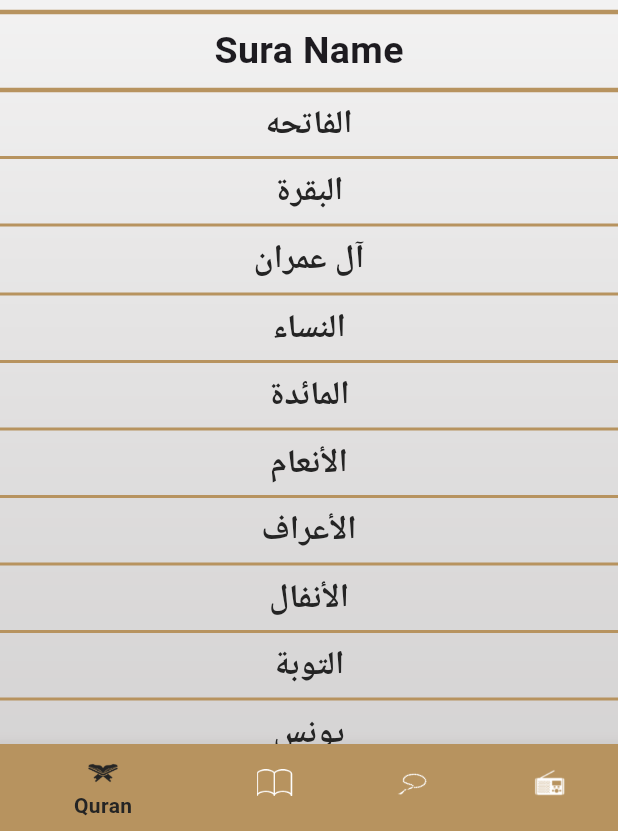
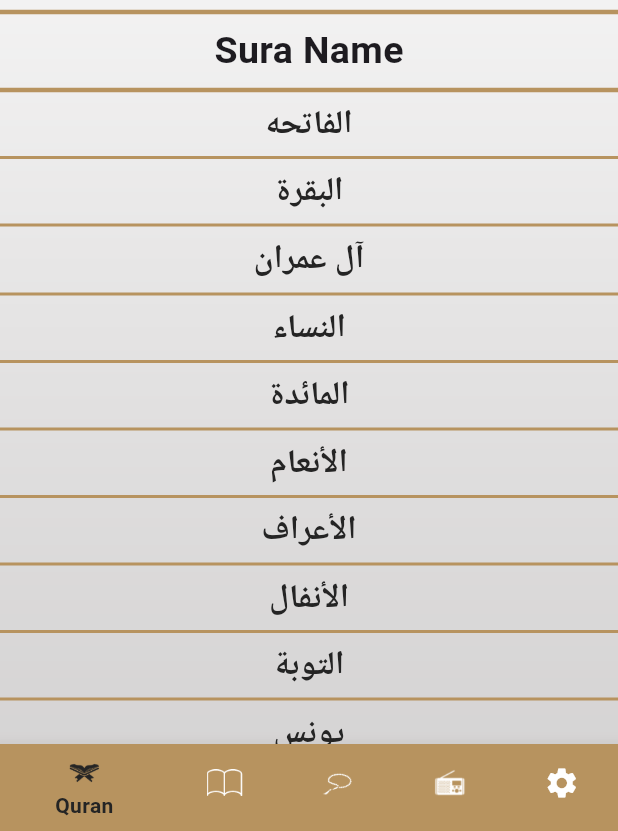
Before and after one commit to Amira-ElSafty/islami_app_fri_c11, a Flutter app: the screen it shows after launch, on a phone screen of 412 x 824 dp, the part 405-1236 px from its top. Run offline on Flutter 3.47's test engine with Material 3 defaults, Android fonts, the phone set to English and light mode, and no system bars; generated files the repository leaves out were written again.

Commit message:
finished localizations. finished themeing. finished settings tab.

```diff
--- /dev/null
+++ b/l10n.yaml
@@ -0,0 +1,3 @@
+arb-dir: lib/l10n
+template-arb-file: app_en.arb
+output-localization-file: app_localizations.dart
--- a/lib/app_colors.dart
+++ b/lib/app_colors.dart
@@ -3,5 +3,7 @@ import 'package:flutter/material.dart';
 class AppColors {
   static const Color blackColor = Color(0xff242424);
   static const Color primaryLightColor = Color(0xffB7935F);
+  static const Color primaryDarkColor = Color(0xff141A2E);
   static const Color whiteColor = Color(0xfffffffF);
+  static const Color yellowColor = Color(0xffFACC1D);
 }
--- a/lib/home/home_screen.dart
+++ b/lib/home/home_screen.dart
@@ -3,6 +3,10 @@ import 'package:flutter_app_islami_fri_c11/home/hadeth/hadeth_tab.dart';
 import 'package:flutter_app_islami_fri_c11/home/quran/quran_tab.dart';
 import 'package:flutter_app_islami_fri_c11/home/radio/radio_tab.dart';
 import 'package:flutter_app_islami_fri_c11/home/sebha/sebha_tab.dart';
+import 'package:flutter_app_islami_fri_c11/home/settings/settings_tab.dart';
+import 'package:flutter_app_islami_fri_c11/providers/app_config_provider.dart';
+import 'package:flutter_gen/gen_l10n/app_localizations.dart';
+import 'package:provider/provider.dart';
 
 class HomeScreen extends StatefulWidget {
   static const String routeName = 'home_screen';
@@ -16,18 +20,26 @@ class _HomeScreenState extends State<HomeScreen> {
 
   @override
   Widget build(BuildContext context) {
+    var provider = Provider.of<AppConfigProvider>(context);
     return Stack(
       children: [
-        Image.asset(
-          'assets/images/main_background.png',
-          width: double.infinity,
-          height: double.infinity,
-          fit: BoxFit.fill,
-        ),
+        provider.isDarkMode()
+            ? Image.asset(
+                'assets/images/main_background_dark.png',
+                width: double.infinity,
+                height: double.infinity,
+                fit: BoxFit.fill,
+              )
+            : Image.asset(
+                'assets/images/main_background.png',
+                width: double.infinity,
+                height: double.infinity,
+                fit: BoxFit.fill,
+              ),
         Scaffold(
           appBar: AppBar(
             title: Text(
-              'Islami',
+              AppLocalizations.of(context)!.app_title,
               style: Theme.of(context).textTheme.bodyLarge,
             ),
           ),
@@ -40,24 +52,27 @@ class _HomeScreenState extends State<HomeScreen> {
                   selectedIndex = index;
                   setState(() {});
                 },
-                items: const [
+                items: [
                   BottomNavigationBarItem(
                       icon: ImageIcon(
                         AssetImage('assets/images/icon_quran.png'),
                       ),
-                      label: 'Quran'),
+                      label: AppLocalizations.of(context)!.quran),
                   BottomNavigationBarItem(
                       icon: ImageIcon(
                           AssetImage('assets/images/icon_hadeth.png')),
-                      label: 'Hadeth'),
+                      label: AppLocalizations.of(context)!.hadeth),
                   BottomNavigationBarItem(
                       icon:
                           ImageIcon(AssetImage('assets/images/icon_sebha.png')),
-                      label: 'Sebha'),
+                      label: AppLocalizations.of(context)!.sebha),
                   BottomNavigationBarItem(
                       icon:
                           ImageIcon(AssetImage('assets/images/icon_radio.png')),
-                      label: 'Radio'),
+                      label: AppLocalizations.of(context)!.radio),
+                  BottomNavigationBarItem(
+                      icon: Icon(Icons.settings),
+                      label: AppLocalizations.of(context)!.settings),
                 ]),
           ),
           body: tabs[selectedIndex],
@@ -66,5 +81,11 @@ class _HomeScreenState extends State<HomeScreen> {
     );
   }
 
-  List<Widget> tabs = [QuranTab(), HadethTab(), SebhaTab(), RadioTab()];
+  List<Widget> tabs = [
+    QuranTab(),
+    HadethTab(),
+    SebhaTab(),
+    RadioTab(),
+    SettingsTab()
+  ];
 }
--- a/lib/home/quran/quran_tab.dart
+++ b/lib/home/quran/quran_tab.dart
@@ -1,6 +1,9 @@
 import 'package:flutter/material.dart';
 import 'package:flutter_app_islami_fri_c11/app_colors.dart';
 import 'package:flutter_app_islami_fri_c11/home/quran/item_sura_name.dart';
+import 'package:flutter_app_islami_fri_c11/providers/app_config_provider.dart';
+import 'package:flutter_gen/gen_l10n/app_localizations.dart';
+import 'package:provider/provider.dart';
 
 class QuranTab extends StatelessWidget {
   List<String> names = [
@@ -122,19 +125,24 @@ class QuranTab extends StatelessWidget {
 
   @override
   Widget build(BuildContext context) {
+    var provider = Provider.of<AppConfigProvider>(context);
     return Column(
       children: [
         Expanded(child: Image.asset('assets/images/quran_logo.png')),
         Divider(
-          color: AppColors.primaryLightColor,
+          color: provider.isDarkMode()
+              ? AppColors.yellowColor
+              : AppColors.primaryLightColor,
           thickness: 3,
         ),
         Text(
-          'Sura Name',
+          AppLocalizations.of(context)!.sura_name,
           style: Theme.of(context).textTheme.bodyMedium,
         ),
         Divider(
-          color: AppColors.primaryLightColor,
+          color: provider.isDarkMode()
+              ? AppColors.yellowColor
+              : AppColors.primaryLightColor,
           thickness: 3,
         ),
         Expanded(
@@ -148,7 +156,9 @@ class QuranTab extends StatelessWidget {
               },
               separatorBuilder: (context, index) {
                 return Divider(
-                  color: AppColors.primaryLightColor,
+                  color: provider.isDarkMode()
+                      ? AppColors.yellowColor
+                      : AppColors.primaryLightColor,
                   thickness: 2,
                 );
               },
--- a/lib/main.dart
+++ b/lib/main.dart
@@ -3,9 +3,13 @@ import 'package:flutter_app_islami_fri_c11/home/hadeth/hadeth_details_screen.dar
 import 'package:flutter_app_islami_fri_c11/home/home_screen.dart';
 import 'package:flutter_app_islami_fri_c11/home/quran/sura_details_screen.dart';
 import 'package:flutter_app_islami_fri_c11/my_theme_data.dart';
+import 'package:flutter_app_islami_fri_c11/providers/app_config_provider.dart';
+import 'package:flutter_gen/gen_l10n/app_localizations.dart';
+import 'package:provider/provider.dart';
 
 void main() {
-  runApp(MyApp());
+  runApp(ChangeNotifierProvider(
+      create: (context) => AppConfigProvider(), child: MyApp()));
 }
 
 class MyApp extends StatelessWidget {
@@ -13,15 +17,21 @@ class MyApp extends StatelessWidget {
 
   @override
   Widget build(BuildContext context) {
+    var provider = Provider.of<AppConfigProvider>(context);
     return MaterialApp(
       debugShowCheckedModeBanner: false,
       initialRoute: HomeScreen.routeName,
       theme: MyThemeData.lightTheme,
+      themeMode: provider.appTheme,
+      darkTheme: MyThemeData.darkTheme,
       routes: {
         HomeScreen.routeName: (context) => HomeScreen(),
         SuraDetailsScreen.routeName: (context) => SuraDetailsScreen(),
         HadethDetailsScreen.routeName: (context) => HadethDetailsScreen(),
       },
+      locale: Locale(provider.appLanguage),
+      localizationsDelegates: AppLocalizations.localizationsDelegates,
+      supportedLocales: AppLocalizations.supportedLocales,
     );
   }
 }
--- a/lib/my_theme_data.dart
+++ b/lib/my_theme_data.dart
@@ -33,4 +33,38 @@ class MyThemeData {
       ),
     ),
   );
+
+  static final ThemeData darkTheme = ThemeData(
+    primaryColor: AppColors.primaryDarkColor,
+    scaffoldBackgroundColor: Colors.transparent,
+    appBarTheme: const AppBarTheme(
+        backgroundColor: Colors.transparent,
+        elevation: 0,
+        centerTitle: true,
+        iconTheme: IconThemeData(color: AppColors.whiteColor)),
+    bottomNavigationBarTheme: const BottomNavigationBarThemeData(
+      selectedItemColor: AppColors.yellowColor,
+      unselectedItemColor: AppColors.whiteColor,
+    ),
+    textTheme: const TextTheme(
+      bodyLarge: TextStyle(
+          fontSize: 30,
+          fontWeight: FontWeight.bold,
+          color: AppColors.whiteColor),
+      bodyMedium: TextStyle(
+          fontSize: 25,
+          fontWeight: FontWeight.w600,
+          color: AppColors.whiteColor),
+      bodySmall: TextStyle(
+        fontSize: 22,
+        fontWeight: FontWeight.bold,
+        color: AppColors.whiteColor,
+      ),
+      titleLarge: TextStyle(
+        fontSize: 22,
+        fontWeight: FontWeight.w400,
+        color: AppColors.whiteColor,
+      ),
+    ),
+  );
 }
--- /dev/null
+++ b/lib/providers/app_config_provider.dart
@@ -0,0 +1,27 @@
+import 'package:flutter/material.dart';
+
+class AppConfigProvider extends ChangeNotifier {
+  /// data
+  String appLanguage = 'en';
+  ThemeMode appTheme = ThemeMode.light;
+
+  void changeLanguage(String newLanguage) {
+    if (appLanguage == newLanguage) {
+      return;
+    }
+    appLanguage = newLanguage;
+    notifyListeners();
+  }
+
+  void changeTheme(ThemeMode newMode) {
+    if (appTheme == newMode) {
+      return;
+    }
+    appTheme = newMode;
+    notifyListeners();
+  }
+
+  bool isDarkMode() {
+    return appTheme == ThemeMode.dark;
+  }
+}
--- a/pubspec.yaml
+++ b/pubspec.yaml
@@ -30,6 +30,10 @@ environment:
 dependencies:
   flutter:
     sdk: flutter
+  flutter_localizations:
+    sdk: flutter
+  intl: any
+  provider: ^6.1.2
 
 
   # The following adds the Cupertino Icons font to your application.
@@ -52,6 +56,7 @@ dev_dependencies:
 
 # The following section is specific to Flutter packages.
 flutter:
+  generate: true # Add this line
 
   # The following line ensures that the Material Icons font is
   # included with your application, so that you can use the icons in
```
Also changed, not shown: lib/home/hadeth/hadeth_details_screen.dart (+20 -7 lines), lib/home/hadeth/hadeth_tab.dart (+14 -4 lines), lib/home/quran/sura_details_screen.dart (+23 -9 lines), lib/home/settings/language_bottom_sheet.dart (added, +68 -0 lines), lib/home/settings/settings_tab.dart (added, +116 -0 lines), lib/home/settings/theme_bottom_sheet.dart (added, +75 -0 lines), lib/l10n/app_ar.arb (added, +16 -0 lines), lib/l10n/app_en.arb (added, +16 -0 lines), assets/images/2.0x/main_background_dark@2x.png (added), assets/images/3.0x/main_background_dark@3x.png (added), assets/images/main_background_dark.png (added), pubspec.lock.
